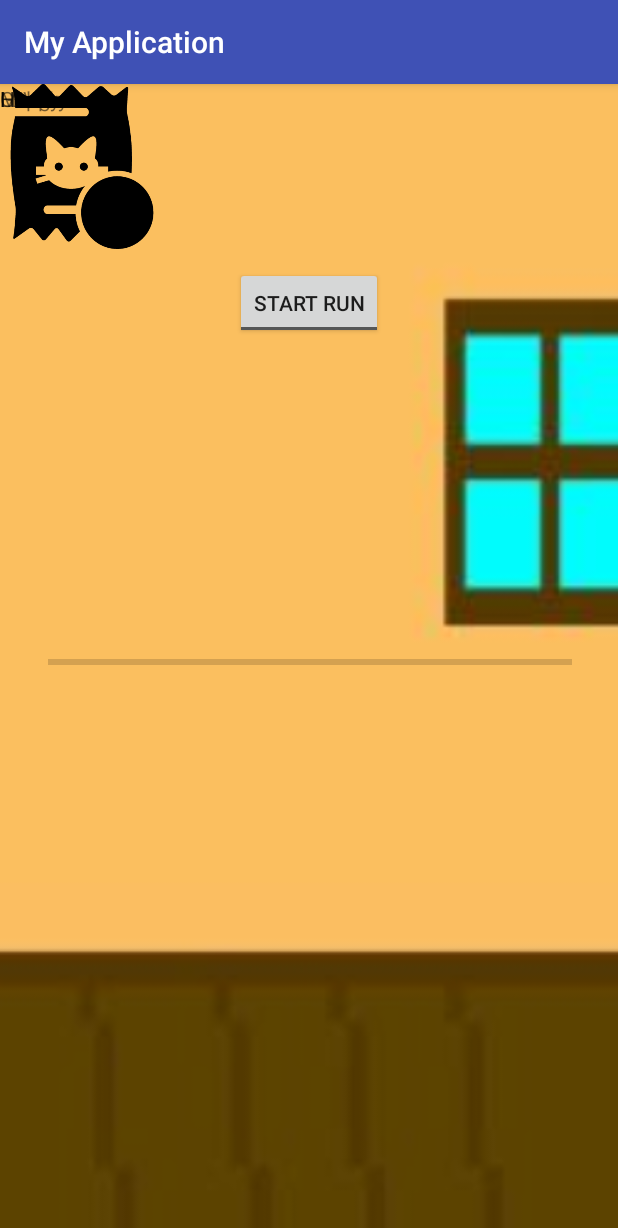
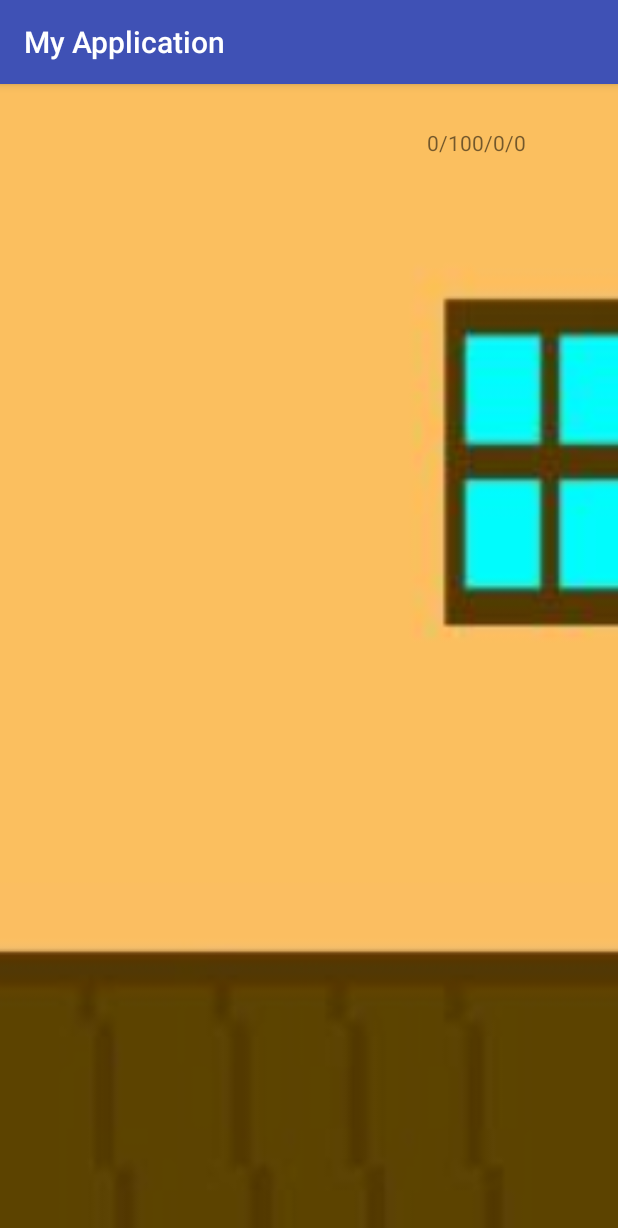
Before and after one commit to bopas2/runningTomagachi, an Android app: the screen it shows after launch (MainActivity), on a phone screen of 412 x 824 dp. Shown: the top 1228 px of the screen. Run offline under Robolectric (Android 15) with nearby library versions, the phone set to English and light mode, and no system bars; 1 statement that could not run was skipped.

Commit message:
Can access and use data
On the start of the program, the program reads the text file and assigns values to the instance variables, if no data exists, there is a baseline for the instance variables. Also, a simple export data function was also created.

```diff
--- a/app/src/main/java/com/example/langt/myapplication/MainActivity.java
+++ b/app/src/main/java/com/example/langt/myapplication/MainActivity.java
@@ -4,8 +4,13 @@ import android.support.v7.app.AppCompatActivity;
 import android.os.Bundle;
 import android.view.View;
 import android.widget.Button;
+import android.widget.TextView;
 
 import java.io.File;
+import java.io.FileInputStream;
+import java.io.FileNotFoundException;
+import java.io.FileOutputStream;
+import java.io.IOException;
 import java.util.Scanner;
 import java.io.PrintWriter;
 
@@ -16,30 +21,72 @@ public class MainActivity extends AppCompatActivity {
     int mood;
     int level;
     int xp;
-    Button foodbtn;
 
     protected void onCreate(Bundle savedInstanceState) {
         super.onCreate(savedInstanceState);
         setContentView(R.layout.activity_main);
         startUp();
-        foodbtn = findViewById(R.id.button);
-
     }
 
-    public void onDraw()
-    {
-        if(gold < 1)
-            foodbtn.setVisibility(View.GONE);
+    private TextView textOut; //used for adjusting the textbox output
 
+    //exports data to the text file
+    public void exportData() {
+        //gold-mood-level-xp
+        String data = gold + "-" + mood + "-" + level + "-" + "xp"; //How data is formatted, useful for reading later
+        try {
+            FileOutputStream fOut = openFileOutput("data", MODE_WORLD_READABLE); //open stream to file "data"
+            fOut.write(data.getBytes());    //write the string 'data' to data.txt (must convert string to bytes)
+            fOut.close();   //close dat boi!
+        }
+        catch (Exception e) {
+            e.printStackTrace(); //one day i will understand why we need a try catch, but that day is not today
+        }
     }
+    //reads information from text file and sets variables to the data
+    public void startUp() {
+        String collected = ""; //will later equal the entire data
+        FileInputStream fis = null; //will declare later
+        try {
+            fis = openFileInput("data"); //instantiate the stream that lets us read the file
+            byte[] dataArray = new byte[fis.available()]; //creates an array that's size is the size of the data (bytes)
+            if(dataArray.length == 0) { //if there is no data, we set all values to base values
+                gold = 0;
+                mood = 100;
+                level = 0;
+                xp = 0;
+            }
+            else {
+                while(fis.read(dataArray) != -1) {
+                    collected = new String(dataArray); //gets all the bytes into one string
+                }
+                //at this point collected == 'gold-mood-level-xp' format, we break it up and set our instance variables to their values
+                String[] parts = collected.split("-");
+                gold = Integer.parseInt(parts[0]);
+                mood = Integer.parseInt(parts[1]);
+                level = Integer.parseInt(parts[2]);
+                xp = Integer.parseInt(parts[3]);
+            }
 
-    public void startUp() {
+        } catch (FileNotFoundException e) { //file not found so we set base values to the instance variables
+            e.printStackTrace();
+            gold = 0;
+            mood = 100;
+            level = 0;
+            xp = 0;
+        } catch (IOException e) {
+            e.printStackTrace();
+        } finally {
+            try {
+                fis.close();
+            }
+            catch (IOException e) {
+                e.printStackTrace();
+            }
+        }
 
-        gold = fileReader.nextInt();
-        mood = fileReader.nextInt();
-        level = fileReader.nextInt();
-        xp = fileReader.nextInt();
-
+        textOut = (TextView) findViewById(R.id.textView2);
+        textOut.setText(gold + "/" + mood + "/" + level + "/" + xp); //currently being used to test what appears and what doesn't
     }
     public static void buyFood()
     {
--- a/app/src/main/res/layout/activity_main.xml
+++ b/app/src/main/res/layout/activity_main.xml
@@ -9,101 +9,30 @@
     <RelativeLayout
         android:layout_width="match_parent"
         android:layout_height="match_parent"
-        android:background="@drawable/background"/>
-
-    <Button
-        android:id="@+id/button"
-        android:layout_width="109dp"
-        android:layout_height="110dp"
-        android:background="@drawable/foodbag"
-        android:onClick="buyFood()"
-        tools:layout_editor_absoluteX="16dp"
-        tools:layout_editor_absoluteY="122dp" />
-
-    <ToggleButton
-        android:id="@+id/toggleButton"
-        android:layout_width="wrap_content"
-        android:layout_height="wrap_content"
-        android:layout_marginBottom="18dp"
-        android:layout_marginEnd="142dp"
-        android:layout_marginStart="142dp"
-        android:layout_marginTop="326dp"
-        android:checked="false"
-        android:text="ToggleButton"
-        android:textOff="Start Run"
-        android:textOn="End Run"
-        app:layout_constraintBottom_toTopOf="@+id/textView3"
+        android:background="@drawable/background"
+        app:layout_constraintBottom_toBottomOf="parent"
         app:layout_constraintEnd_toEndOf="parent"
+        app:layout_constraintHorizontal_bias="1.0"
         app:layout_constraintStart_toStartOf="parent"
-        app:layout_constraintTop_toBottomOf="@+id/progressBar6" />
-
-    <TextView
-        android:id="@+id/textView"
-        android:layout_width="wrap_content"
-        android:layout_height="wrap_content"
-        android:text="LEVEL: "
-        tools:layout_editor_absoluteX="32dp"
-        tools:layout_editor_absoluteY="29dp" />
+        app:layout_constraintTop_toTopOf="parent"
+        app:layout_constraintVertical_bias="1.0" >
 
         <TextView
             android:id="@+id/textView2"
             android:layout_width="wrap_content"
             android:layout_height="wrap_content"
+            android:layout_alignParentEnd="true"
+            android:layout_alignParentRight="true"
+            android:layout_alignParentTop="true"
+            android:layout_marginEnd="61dp"
+            android:layout_marginRight="61dp"
+            android:layout_marginTop="29dp"
             android:text="Gold:"
             android:visibility="visible"
             tools:layout_editor_absoluteX="290dp"
             tools:layout_editor_absoluteY="29dp" />
 
-    <ProgressBar
-        android:id="@+id/progressBar5"
-        style="?android:attr/progressBarStyleHorizontal"
-        android:layout_width="349dp"
-        android:layout_height="39dp"
-        android:layout_marginBottom="16dp"
-        android:layout_marginEnd="17dp"
-        android:layout_marginStart="18dp"
-        app:layout_constraintBottom_toBottomOf="parent"
-        app:layout_constraintEnd_toEndOf="parent"
-        app:layout_constraintStart_toStartOf="parent"
-        app:layout_constraintTop_toBottomOf="@+id/textView3" />
-
-    <TextView
-        android:id="@+id/textView3"
-        android:layout_width="wrap_content"
-        android:layout_height="wrap_content"
-        android:text="Mood:"
-        tools:layout_editor_absoluteX="172dp"
-        tools:layout_editor_absoluteY="437dp" />
-
-    <TextView
-        android:id="@+id/textView4"
-        android:layout_width="wrap_content"
-        android:layout_height="wrap_content"
-        android:text="Hungry"
-        tools:layout_editor_absoluteX="16dp"
-        tools:layout_editor_absoluteY="435dp" />
-
-    <TextView
-        android:id="@+id/textView5"
-        android:layout_width="wrap_content"
-        android:layout_height="wrap_content"
-        android:text="Happy"
-        tools:layout_editor_absoluteX="328dp"
-        tools:layout_editor_absoluteY="437dp" />
-
-    <ProgressBar
-        android:id="@+id/progressBar6"
-        style="?android:attr/progressBarStyleHorizontal"
-        android:layout_width="96dp"
-        android:layout_height="16dp"
-        android:layout_marginBottom="77dp"
-        android:layout_marginEnd="96dp"
-        android:layout_marginStart="19dp"
-        android:layout_marginTop="29dp"
-        app:layout_constraintBottom_toTopOf="@+id/button"
-        app:layout_constraintEnd_toStartOf="@+id/textView2"
-        app:layout_constraintStart_toEndOf="@+id/textView"
-        app:layout_constraintTop_toTopOf="parent" />
+    </RelativeLayout>
 
     <ImageView
         android:id="@+id/imageView"
```
Lines whose indentation alone changed are shown as unchanged.
